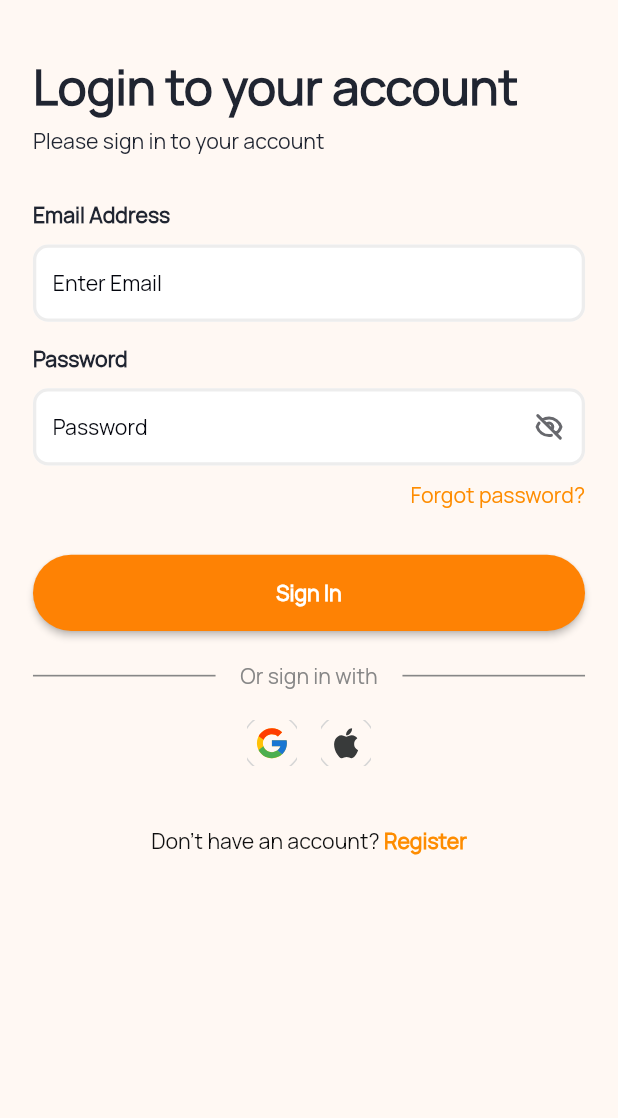
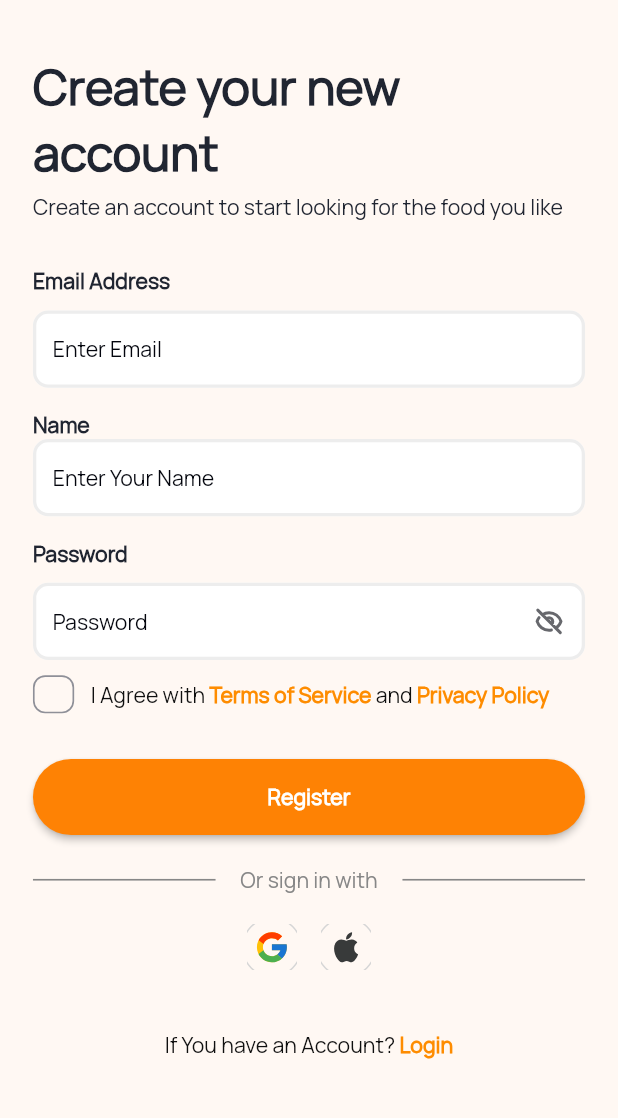
Before and after one commit to Webgenius0/dawgonvegans_app, a Flutter app: the screen it shows after launch, on a phone screen of 412 x 824 dp, the part 84-1202 px from its top. Run offline on Flutter 3.47's test engine with Material 3 defaults, Android fonts, the phone set to English and light mode, and no system bars; drawn by our look-alikes of auto_animated; our stand-ins replace cached_network_image, dio, flutter_screenutil, flutter_svg, get, get_it and 5 more; missing offline and left inert: dotlottie_loader.

Commit message:
Sign Screen has done

```diff
--- a/lib/features/auth/login/login_screen.dart
+++ b/lib/features/auth/login/login_screen.dart
@@ -1,6 +1,3 @@
-import 'dart:developer';
-
-import 'package:dawgonvegans/common_widgets/custom_appbar.dart';
 import 'package:dawgonvegans/common_widgets/custom_text_form_field.dart';
 import 'package:dawgonvegans/constants/text_font_style.dart';
 import 'package:dawgonvegans/constants/validator.dart';
@@ -10,12 +7,15 @@ import 'package:flutter_screenutil/flutter_screenutil.dart';
 import 'package:flutter_svg/svg.dart';
 import 'package:provider/provider.dart';
 
+import '../../../common_widgets/custom_appbar.dart';
 import '../../../common_widgets/custom_body_text_widget.dart';
 import '../../../common_widgets/custom_button.dart';
 import '../../../common_widgets/custom_horizontal_widget.dart';
 import '../../../common_widgets/social_icon_widget.dart';
 import '../../../gen/assets.gen.dart';
 import '../../../gen/colors.gen.dart';
+import '../../../helpers/all_routes.dart';
+import '../../../helpers/navigation_service.dart';
 import '../../../helpers/ui_helpers.dart';
 import '../../../provider/login_provider.dart';
 
@@ -83,14 +83,14 @@ class _LoginScreenState extends State<LoginScreen> {
                           provider.passwordVisible
                               ? SvgPicture.asset(
                                 Assets.icons.eyeOn,
-                                width: 24.w,
-                                height: 24.h,
+                                width: 25.w,
+                                height: 25.h,
                                 fit: BoxFit.none,
                               )
                               : SvgPicture.asset(
                                 Assets.icons.eyeOff,
-                                width: 24.w,
-                                height: 24.h,
+                                width: 25.w,
+                                height: 25.h,
                                 fit: BoxFit.none,
                               ),
                     ),
@@ -144,8 +144,7 @@ class _LoginScreenState extends State<LoginScreen> {
                         recognizer:
                             TapGestureRecognizer()
                               ..onTap = () {
-                                // Add your navigation logic here
-                                log('Tapped me');
+                                    NavigationService.navigateTo(Routes.registerScreen);
                               },
                       ),
                     ],
--- a/lib/features/auth/register/register_screen.dart
+++ b/lib/features/auth/register/register_screen.dart
@@ -0,0 +1,229 @@
+import 'package:dawgonvegans/common_widgets/custom_appbar.dart';
+import 'package:dawgonvegans/common_widgets/custom_text_form_field.dart';
+import 'package:dawgonvegans/constants/text_font_style.dart';
+import 'package:dawgonvegans/constants/validator.dart';
+import 'package:dawgonvegans/helpers/all_routes.dart';
+import 'package:dawgonvegans/helpers/navigation_service.dart';
+import 'package:flutter/gestures.dart';
+import 'package:flutter/material.dart';
+import 'package:flutter_screenutil/flutter_screenutil.dart';
+import 'package:flutter_svg/svg.dart';
+import 'package:provider/provider.dart';
+
+import '../../../common_widgets/custom_body_text_widget.dart';
+import '../../../common_widgets/custom_button.dart';
+import '../../../common_widgets/custom_horizontal_widget.dart';
+import '../../../common_widgets/social_icon_widget.dart';
+import '../../../gen/assets.gen.dart';
+import '../../../gen/colors.gen.dart';
+import '../../../helpers/ui_helpers.dart';
+import '../../../provider/register_provider.dart';
+
+class RegisterScreen extends StatefulWidget {
+  const RegisterScreen({super.key});
+
+  @override
+  State<RegisterScreen> createState() => _RegisterScreenState();
+}
+
+class _RegisterScreenState extends State<RegisterScreen> {
+  final TextEditingController _emailController = TextEditingController();
+  final TextEditingController _nameController = TextEditingController();
+  final TextEditingController _passwordController = TextEditingController();
+  bool isChecked = false;
+  void toogleCheckedUpdated() {
+    setState(() {
+      isChecked = !isChecked;
+    });
+  }
+
+  final _formKey = GlobalKey<FormState>();
+  @override
+  Widget build(BuildContext context) {
+    return Scaffold(
+      backgroundColor: AppColors.cFFF8F3,
+      appBar: CustomAppBar(),
+      body: SingleChildScrollView(
+        padding: EdgeInsets.symmetric(horizontal: 20.w, vertical: 30.h),
+        child: Form(
+          key: _formKey,
+          child: Column(
+            crossAxisAlignment: CrossAxisAlignment.start,
+            children: [
+              // Body Text
+              CustomBodyTextWidget(
+                titleText: 'Create your new account',
+                subTitleText:
+                    'Create an account to start looking for the food you like',
+              ),
+
+              // Email Address  Text
+              Text(
+                'Email Address',
+                style: TextFontStyle.textStyle14c202531ManropeW900,
+              ),
+              UIHelper.verticalSpace(10.h),
+              CustomTextFormField(
+                controller: _emailController,
+                validator: emailValidator,
+                keyboardType: TextInputType.emailAddress,
+                hintText: 'Enter Email',
+              ),
+
+              // Name
+              UIHelper.verticalSpace(15.h),
+              Text('Name', style: TextFontStyle.textStyle14c202531ManropeW900),
+              CustomTextFormField(
+                controller: _nameController,
+                validator: nameValidator,
+                keyboardType: TextInputType.text,
+                hintText: 'Enter Your Name',
+              ),
+
+              // Password Text
+              UIHelper.verticalSpace(15.h),
+              Text(
+                'Password',
+                style: TextFontStyle.textStyle14c202531ManropeW900,
+              ),
+              UIHelper.verticalSpace(10.h),
+              Consumer<RegisterProvider>(
+                builder: (context, provider, child) {
+                  return CustomTextFormField(
+                    controller: _passwordController,
+                    validator: passwordValidator,
+                    hintText: 'Password',
+                    obscureText: !provider.passwordVisible,
+                    keyboardType: TextInputType.visiblePassword,
+                    suffixIcon: InkWell(
+                      onTap: provider.togglePasswordVisibility,
+                      child:
+                          provider.passwordVisible
+                              ? SvgPicture.asset(
+                                Assets.icons.eyeOn,
+                                width: 25.w,
+                                height: 25.h,
+                                fit: BoxFit.none,
+                              )
+                              : SvgPicture.asset(
+                                Assets.icons.eyeOff,
+                                width: 25.w,
+                                height: 25.h,
+                                fit: BoxFit.none,
+                              ),
+                    ),
+                  );
+                },
+              ),
+
+              // Forgot password Text
+              UIHelper.verticalSpace(10.h),
+              Row(
+                spacing: 10.w,
+                mainAxisAlignment: MainAxisAlignment.start,
+                mainAxisSize: MainAxisSize.min,
+                children: [
+                  //Check Box
+                  GestureDetector(
+                    onTap: () {
+                      toogleCheckedUpdated();
+                    },
+                    child: Container(
+                      width: 25.w,
+                      height: 25.h,
+                      decoration: BoxDecoration(
+                        borderRadius: BorderRadius.circular(8.r),
+                        shape: BoxShape.rectangle,
+                        border: Border.all(
+                          color:
+                              isChecked ? AppColors.cFE8C00 : AppColors.c8F9098,
+                          width: 1.w,
+                        ),
+                        color:
+                            isChecked ? AppColors.cFE8C00 : Colors.transparent,
+                      ),
+                      child:
+                          isChecked
+                              ? Icon(
+                                Icons.check,
+                                color: AppColors.cFFFFFF,
+                                size: 20.sp,
+                              )
+                              : null,
+                    ),
+                  ),
+
+                  Expanded(
+                    child: Text.rich(
+                      TextSpan(
+                        text: 'I Agree with ',
+                        style: TextFontStyle.textStyle14c0F0F0FManropeW500,
+                        children: <TextSpan>[
+                          TextSpan(
+                            text: 'Terms of Service ',
+                            style: TextFontStyle.textStyle14cFE8C00ManropeW600,
+                          ),
+                          TextSpan(
+                            text: 'and ',
+                            style: TextFontStyle.textStyle14c0F0F0FManropeW500,
+                          ),
+                          TextSpan(
+                            text: 'Privacy Policy',
+                            style: TextFontStyle.textStyle14cFE8C00ManropeW600,
+                          ),
+                        ],
+                      ),
+                    ),
+                  ),
+                ],
+              ),
+
+              // Sign in Button
+              UIHelper.verticalSpace(30.h),
+              CustomButton(
+                side: BorderSide.none,
+                buttonName: 'Register',
+                onPressed: () {
+                  if (_formKey.currentState!.validate()) {}
+                },
+              ),
+
+              UIHelper.verticalSpace(20.h),
+
+              // Horizontal Line
+              CustomHorizontalWidget(),
+
+              // Social Icon
+              UIHelper.verticalSpace(20.h),
+              SocialIconWidget(appleIcononTap: () {}, googleIcononTap: () {}),
+
+              UIHelper.verticalSpace(40.h),
+
+              Center(
+                child: Text.rich(
+                  TextSpan(
+                    text: "If You have an Account? ",
+                    style: TextFontStyle.textStyle14c0F0F0FManropeW500,
+                    children: <TextSpan>[
+                      TextSpan(
+                        text: 'Login',
+                        style: TextFontStyle.textStyle14cFE8C00ManropeW600,
+                        recognizer:
+                            TapGestureRecognizer()
+                              ..onTap = () {
+
+                                NavigationService.navigateTo(Routes.loginScreen);
+
+                              },
+                      ),
+                    ],
+                  ),
+                ),
+              ),
+            ],
+          ),
+        ),
+      ),
+    );
+  }
+}
--- a/lib/gen/colors.gen.dart
+++ b/lib/gen/colors.gen.dart
@@ -159,6 +159,9 @@ class AppColors {
 
   /// Color: #FF646464
   static const Color c646464 = Color(0xFF646464);
+
+  /// Color: #FF66686C
+  static const Color c66686C = Color(0xFF66686C);
 
   /// Color: #FF667084
   static const Color c667084 = Color(0xFF667084);
--- a/lib/helpers/all_routes.dart
+++ b/lib/helpers/all_routes.dart
@@ -2,6 +2,8 @@ import 'dart:io';
 
 import 'package:dawgonvegans/features/auth/login/login_screen.dart';
 import 'package:flutter/cupertino.dart';
+
+import '../features/auth/register/register_screen.dart';
 
 final class Routes {
   static final Routes _routes = Routes._internal();
@@ -10,6 +12,7 @@ final class Routes {
 
   // App routes Start
   static const String loginScreen = '/loginScreen';
+  static const String registerScreen = '/registerScreen';
 }
 
 final class RouteGenerator {
@@ -23,6 +26,10 @@ final class RouteGenerator {
         return Platform.isAndroid
             ? _FadedTransitionRoute(widget: LoginScreen(), settings: settings)
             : CupertinoPageRoute(builder: (context) => LoginScreen());
+      case Routes.registerScreen:
+        return Platform.isAndroid
+            ? _FadedTransitionRoute(widget: RegisterScreen(), settings: settings)
+            : CupertinoPageRoute(builder: (context) => RegisterScreen());
 
       default:
         return null;
--- a/lib/helpers/register_provider.dart
+++ b/lib/helpers/register_provider.dart
@@ -2,11 +2,15 @@
 import 'package:provider/provider.dart';
 
 import '../provider/login_provider.dart';
+import '../provider/register_provider.dart';
 
 
 var providers = [
   ChangeNotifierProvider<LoginProvider>(
     create: ((context) => LoginProvider()),
   ),
+  ChangeNotifierProvider<RegisterProvider>(
+    create: ((context) => RegisterProvider()),
+  ),
 
 ];
--- a/lib/main.dart
+++ b/lib/main.dart
@@ -6,7 +6,7 @@ import 'package:get_storage/get_storage.dart';
 import 'package:provider/provider.dart';
 
 import 'constants/custome_theme.dart';
-import 'features/auth/login/login_screen.dart';
+import 'features/auth/register/register_screen.dart';
 import 'gen/colors.gen.dart';
 import 'helpers/all_routes.dart';
 import 'helpers/di.dart';
@@ -90,7 +90,7 @@ class UtillScreenMobile extends StatelessWidget {
 
             onGenerateRoute: RouteGenerator.generateRoute,
 
-            home: LoginScreen(),
+            home: RegisterScreen(),
           ),
         );
       },
--- /dev/null
+++ b/lib/provider/register_provider.dart
@@ -0,0 +1,12 @@
+import 'package:flutter/material.dart';
+
+class RegisterProvider extends ChangeNotifier {
+   bool _passwordVisible = false;
+
+  bool get passwordVisible => _passwordVisible;
+
+  void togglePasswordVisibility() {
+    _passwordVisible = !_passwordVisible;
+    notifyListeners();
+  }
+}
```
Also changed, not shown: 1 other file.
